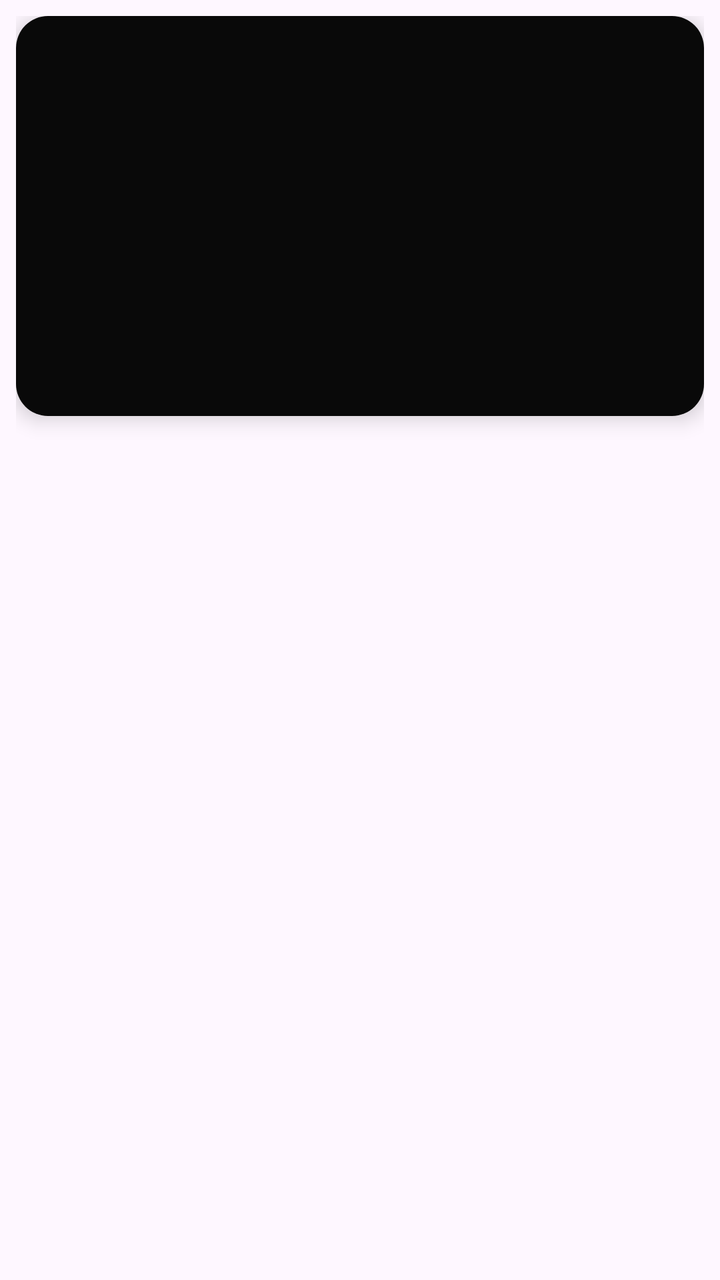
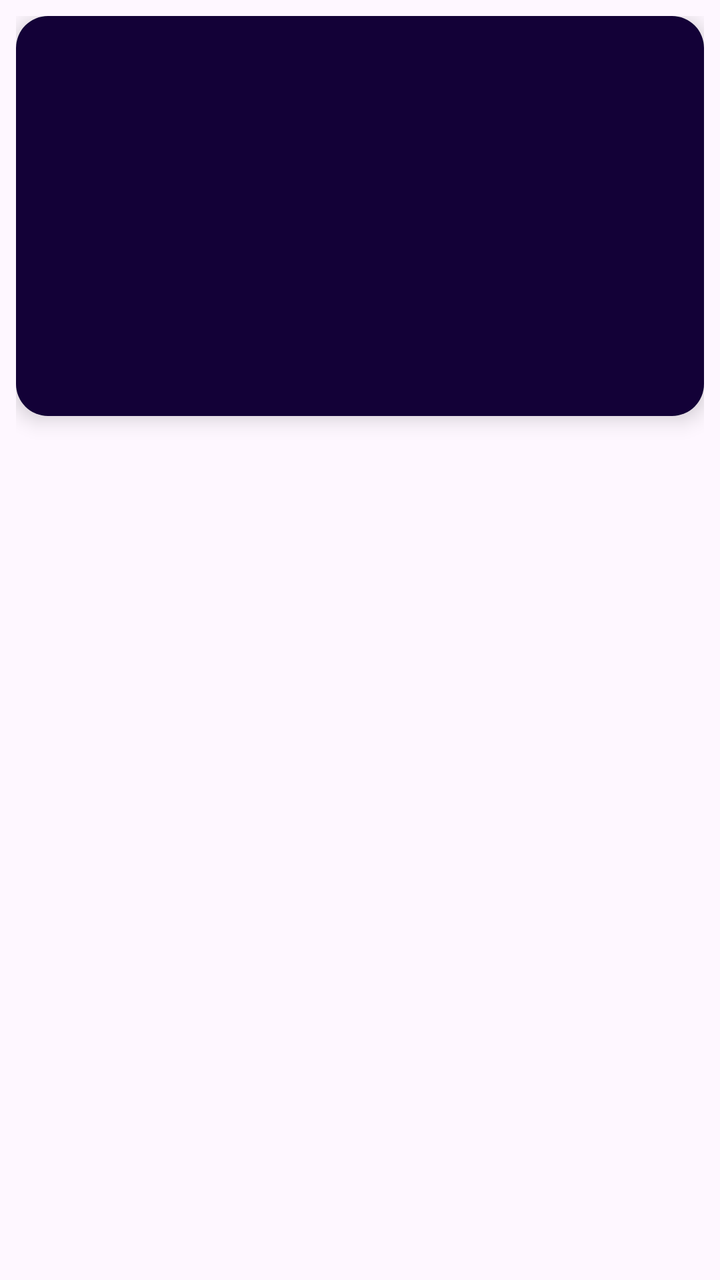

Screens rendered from an Android XML layout before and after an edit, with the pre-edit source and the edit as a unified diff.
<!-- AndroidManifest.xml: application theme Theme.Project01 -->
<!-- res/layout/group_title_description.xml -->
<?xml version="1.0" encoding="utf-8"?>
<LinearLayout
    xmlns:android="http://schemas.android.com/apk/res/android"
    android:layout_width="match_parent"
    android:layout_height="wrap_content"
    android:orientation="vertical"
    android:padding="8dp">

    <ImageView
        android:id="@+id/image_view"
        android:layout_width="match_parent"
        android:layout_height="200dp"
        android:scaleType="centerCrop"
        android:background="@drawable/rounded_corners"
        android:elevation="6dp" />

    <TextView
        android:id="@+id/text_view"
        android:layout_width="match_parent"
        android:layout_height="wrap_content"
        android:textAlignment="center"
        android:textSize="16sp"
        android:textStyle="bold"
        android:paddingTop="4dp"
        android:paddingBottom="4dp"
        android:textColor="@android:color/black" />
</LinearLayout>
<!-- resources referenced by this layout -->
<resources>
  <!-- drawable rounded_corners (drawable) -->
  <shape xmlns:android="http://schemas.android.com/apk/res/android"
      android:shape="rectangle">
      <corners android:radius="16dp" />
      <solid android:color="#090909" />
      <padding
          android:left="6dp"
          android:top="6dp"
          android:right="6dp"
          android:bottom="6dp" />
  </shape>
  <style name="Theme.Project01" parent="Base.Theme.Project01" />
  <style name="Base.Theme.Project01" parent="Theme.Material3.DayNight.NoActionBar">
          
      </style>
</resources>

<!-- the commit's change to res/layout/group_title_description.xml (unified diff, before → after) -->
@@ -23,5 +23,5 @@
         android:textStyle="bold"
         android:paddingTop="4dp"
         android:paddingBottom="4dp"
-        android:textColor="@android:color/black" />
+        android:textColor="@color/my_blue" />
 </LinearLayout>
<!-- resource entries referenced after the edit -->
@@ -1,10 +1,11 @@
 <!-- resources referenced by this layout -->
 <resources>
+  <color name="my_blue">#130137</color>
   <!-- drawable rounded_corners (drawable) -->
   <shape xmlns:android="http://schemas.android.com/apk/res/android"
       android:shape="rectangle">
       <corners android:radius="16dp" />
-      <solid android:color="#090909" />
+      <solid android:color="@color/my_blue" />
       <padding
           android:left="6dp"
           android:top="6dp"
